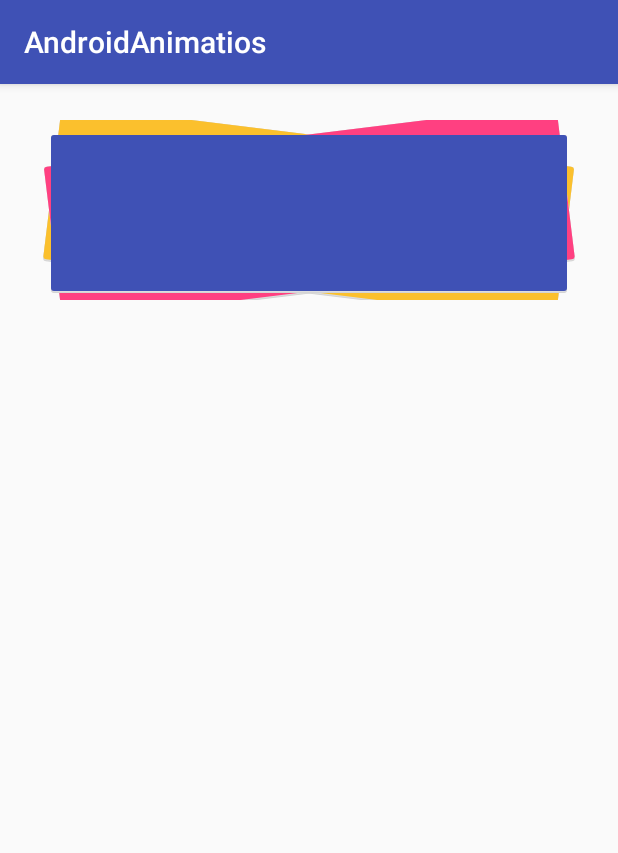
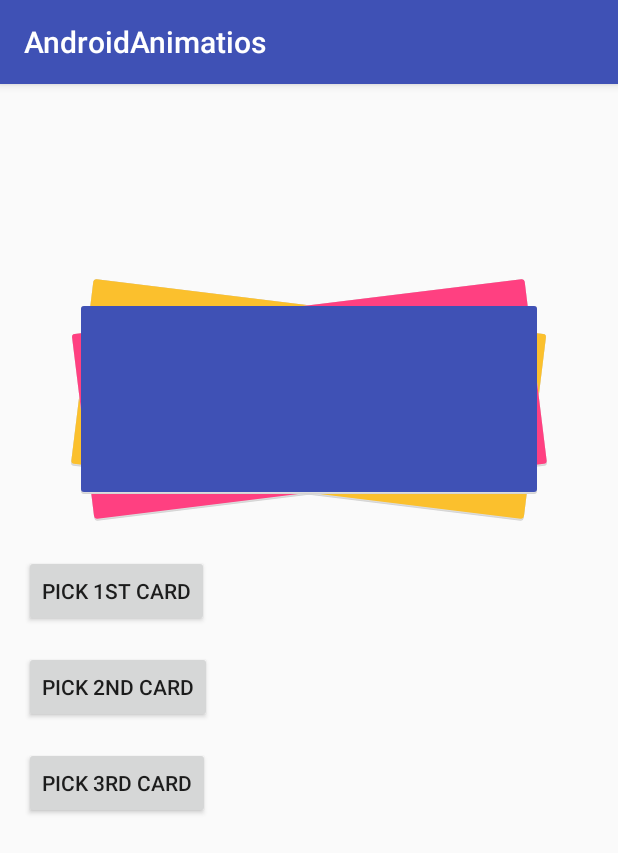
Before and after one commit to AjeshRPai/Android_Animation, an Android app: the ShufflingCardsActivity screen opened directly, with no data from a screen before it, on a phone screen of 412 x 824 dp. Shown: the top 853 px of the screen. Run offline under Robolectric (Android 15) with nearby library versions, the phone set to English and light mode, and no system bars.

Commit message:
Corrected margin and spacing

```diff
--- a/app/src/main/java/com/example/ajeshpai/androidanimatios/ShufflingCardView/ShufflingCardsActivity.kt
+++ b/app/src/main/java/com/example/ajeshpai/androidanimatios/ShufflingCardView/ShufflingCardsActivity.kt
@@ -10,7 +10,7 @@ class ShufflingCardsActivity : AppCompatActivity() {
     override fun onCreate(savedInstanceState: Bundle?) {
         super.onCreate(savedInstanceState)
         setContentView(R.layout.activity_shuffling_cards)
-        val cardDesign = arrayListOf<CardDesign>(
+        val cardDesign = arrayListOf(
                 CardDesign.PLUS_HOT_CORAL,
                 CardDesign.PLUS_LAGOON_BLUE,
                 CardDesign.PLUS_MIDNIGHT_SKY
@@ -18,6 +18,10 @@ class ShufflingCardsActivity : AppCompatActivity() {
         card_view.setCards(cardDesign)
         card_view.moveToFront(CardDesign.PLUS_MIDNIGHT_SKY)
 
+        button9.setOnClickListener { card_view.moveToFront(CardDesign.PLUS_HOT_CORAL) }
+        button10.setOnClickListener { card_view.moveToFront(CardDesign.PLUS_LAGOON_BLUE) }
+        button11.setOnClickListener { card_view.moveToFront(CardDesign.PLUS_MIDNIGHT_SKY) }
+
 
     }
 }
--- a/app/src/main/res/layout/activity_shuffling_cards.xml
+++ b/app/src/main/res/layout/activity_shuffling_cards.xml
@@ -9,11 +9,41 @@
     <com.example.ajeshpai.androidanimatios.ShufflingCardView.ShufflingCardsView
         android:id="@+id/card_view"
         android:layout_width="match_parent"
-        android:layout_height="120dp"
+        android:layout_height="280dp"
         android:layout_marginStart="24dp"
-        android:layout_marginTop="24dp"
+        android:layout_marginTop="18dp"
         android:layout_marginEnd="24dp"
         app:layout_constraintEnd_toEndOf="parent"
         app:layout_constraintStart_toStartOf="parent"
         app:layout_constraintTop_toTopOf="parent" />
+
+    <Button
+        android:id="@+id/button9"
+        android:layout_width="wrap_content"
+        android:layout_height="wrap_content"
+        android:layout_marginStart="16dp"
+        android:layout_marginTop="16dp"
+        android:text="Pick 1st card"
+        app:layout_constraintStart_toStartOf="parent"
+        app:layout_constraintTop_toBottomOf="@+id/card_view" />
+
+    <Button
+        android:id="@+id/button10"
+        android:layout_width="wrap_content"
+        android:layout_height="wrap_content"
+        android:layout_marginStart="16dp"
+        android:layout_marginTop="16dp"
+        android:text="Pick 2nd Card"
+        app:layout_constraintStart_toStartOf="parent"
+        app:layout_constraintTop_toBottomOf="@+id/button9" />
+
+    <Button
+        android:id="@+id/button11"
+        android:layout_width="wrap_content"
+        android:layout_height="wrap_content"
+        android:layout_marginStart="16dp"
+        android:layout_marginTop="16dp"
+        android:text="Pick 3rd Card"
+        app:layout_constraintStart_toStartOf="parent"
+        app:layout_constraintTop_toBottomOf="@+id/button10" />
 </androidx.constraintlayout.widget.ConstraintLayout>
--- a/app/src/main/res/layout/view_card.xml
+++ b/app/src/main/res/layout/view_card.xml
@@ -1,5 +1,9 @@
 <?xml version="1.0" encoding="utf-8"?>
 <com.example.ajeshpai.androidanimatios.ShufflingCardView.CardView
     android:layout_width="match_parent"
-    android:layout_height="match_parent"
+    android:layout_height="140dp"
+    android:layout_gravity="bottom"
+    android:layout_marginBottom="20dp"
+    android:layout_marginLeft="20dp"
+    android:layout_marginRight="20dp"
     xmlns:android="http://schemas.android.com/apk/res/android"/>
```
